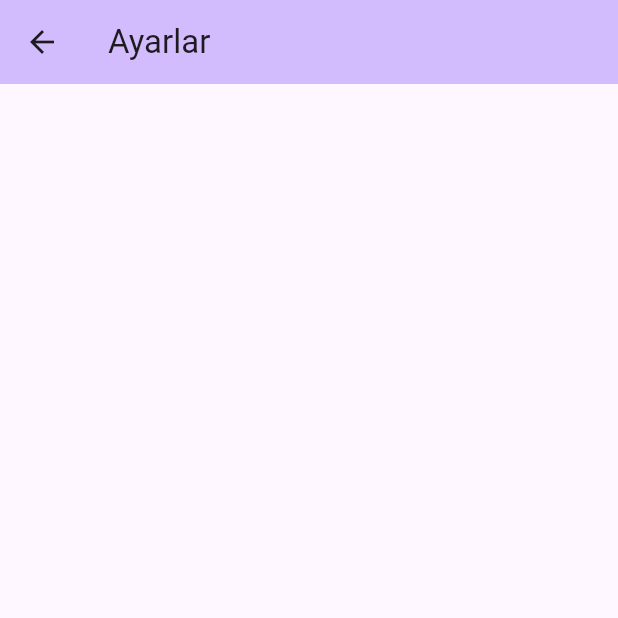
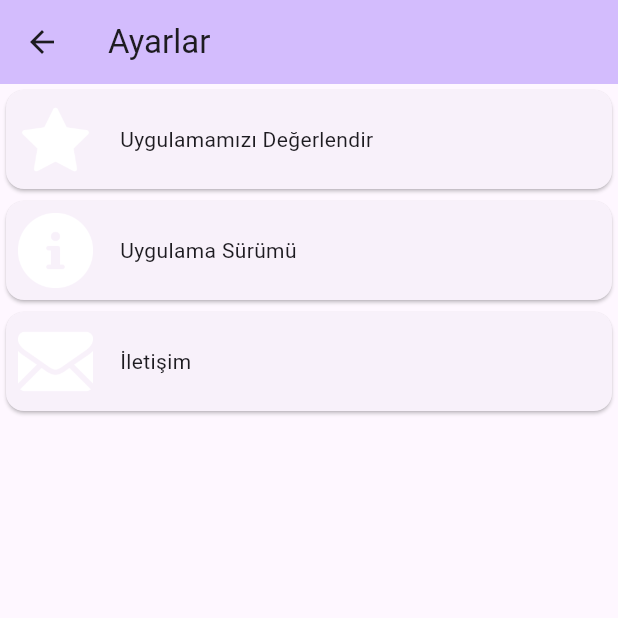
Before and after one commit to AlicanAkdogan/flutter-bebekisimrehberi, a Flutter app: the page3 screen opened directly, on a phone screen of 412 x 824 dp, the top half of it. Run offline on Flutter 3.47's test engine with Material 2 defaults, Android fonts, the phone set to English and light mode, and no system bars; our stand-ins replace sqflite; accounts and stored records are empty.

Commit message:
ayarlar sayfası eklendi

```diff
--- a/lib/sayfalar/page1.dart
+++ b/lib/sayfalar/page1.dart
@@ -12,7 +12,6 @@ class page1 extends StatefulWidget {
 class _page1State extends State<page1> {
   Future<List<Name>> tumIsimleriGoster() async {
     var isimlerListesi = await Namedao().tumIsimler();
-
     return isimlerListesi;
   }
 
@@ -25,7 +24,7 @@ class _page1State extends State<page1> {
   Widget build(BuildContext context) {
     return Scaffold(
       appBar: AppBar(
-        backgroundColor: Theme.of(context).colorScheme.inversePrimary,
+        backgroundColor: Color.fromRGBO(255, 196, 216, 1),
         title: Text("Popüler Bebek İsimleri"),
       ),
       body: FutureBuilder<List<Name>>(
--- a/lib/sayfalar/page3.dart
+++ b/lib/sayfalar/page3.dart
@@ -12,9 +12,13 @@ class _page3State extends State<page3> {
   Future<List<Ayarlar>> tumAyarlariGoster() async {
     var ayarlarList = <Ayarlar>[];
 
-    var a1 = Ayarlar(1, "ayar_ad", "ayar_icon");
+    var a1 = Ayarlar(1, "Uygulamamızı Değerlendir", "star.png");
+    var a2 = Ayarlar(2, "Uygulama Sürümü", "information.png");
+    var a3 = Ayarlar(3, "İletişim", "contact.png");
 
     ayarlarList.add(a1);
+    ayarlarList.add(a2);
+    ayarlarList.add(a3);
 
     return ayarlarList;
 
@@ -32,11 +36,44 @@ class _page3State extends State<page3> {
         future: tumAyarlariGoster(),
         builder: (context, snapshot) {
           if (snapshot.hasData) {
-            var ayarlarListesi = snapshot.data;
-            return ListView(
-                //Listview tasarımı yapılacak
+            var ayarList = snapshot.data;
+            return ListView.builder(
+              itemCount: ayarList!.length,
+              itemBuilder: (context, index) {
+                var ayar = ayarList[index];
+                return GestureDetector(
+                  onTap: () {
+                    if (index == 0) {
+                      print("111");
+                    } else if (index == 1) {
+                      print("222");
+                    } else if (index == 2) {
+                      print("333");
+                    }
+                  },
+                  child: Card(
+                    child: Row(
+                      children: [
+                        Padding(
+                          padding: const EdgeInsets.all(8.0),
+                          child: SizedBox(
+                            width: 50,
+                            height: 50,
+                            child: Image.asset("resimler/${ayar.ayar_icon}"),
+                          ),
+                        ),
+                        Padding(
+                          padding: EdgeInsets.fromLTRB(10, 1, 1, 1),
+                          child: Text("${ayar.ayar_ad}"),
+                        ),
+                      ],
+                    ),
+                  ),
                 );
+              },
+            );
           } else {
+            print("Veri Gelmedi");
             return Center();
           }
         },
--- a/pubspec.yaml
+++ b/pubspec.yaml
@@ -63,7 +63,7 @@ flutter:
   # To add assets to your application, add an assets section, like this:
   assets:
      - veritabani/sontest.sqlite
-  #   - images/a_dot_ham.jpeg
+     - resimler/
 
   # An image asset can refer to one or more resolution-specific "variants", see
   # https://flutter.dev/assets-and-images/#resolution-aware
```
Also changed, not shown: resimler/contact.png (added), resimler/information.png (added), resimler/star.png (added).
